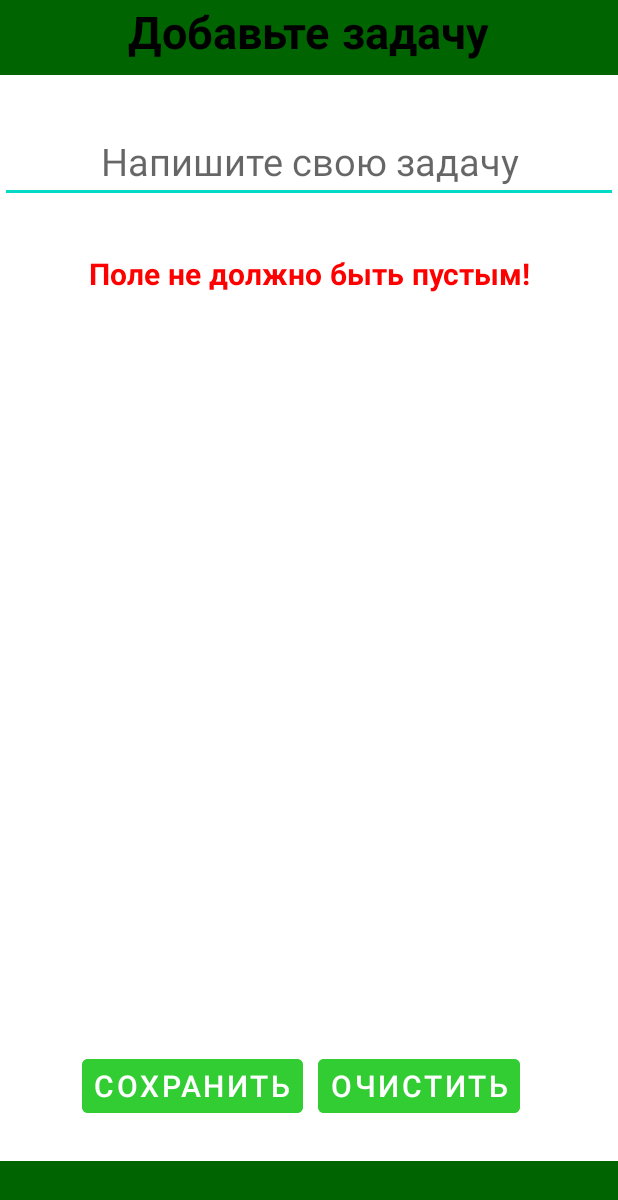
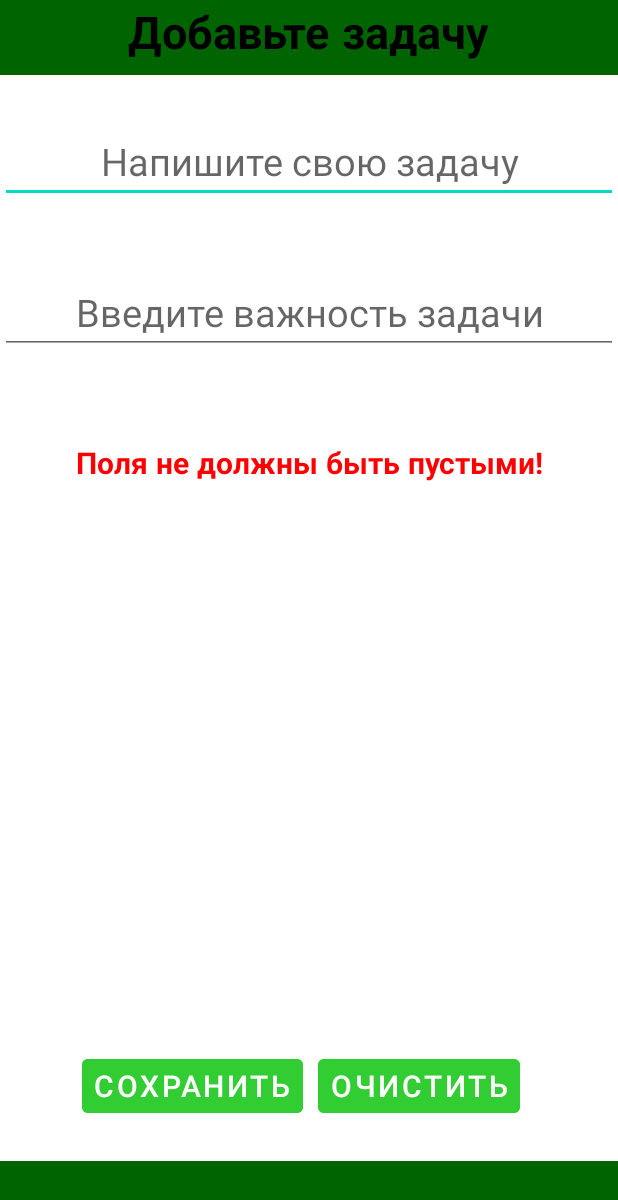
Before and after one commit to voskanyan777/to-do-list, an Android app: the add_activity screen opened directly, with no data from a screen before it, after a tap on "СОХРАНИТЬ", on a phone screen of 412 x 824 dp. Shown: the top 1200 px of the screen. Run offline under Robolectric (Android 15) with nearby library versions, the phone set to English and light mode, and no system bars.

Commit message:
написана функция для сортировки БД

```diff
--- a/task_manager/app/src/main/java/com/example/task_manager/Upcoming.java
+++ b/task_manager/app/src/main/java/com/example/task_manager/Upcoming.java
@@ -37,6 +37,7 @@ public class Upcoming extends AppCompatActivity implements AdapterView.OnItemSel
 
         myDbManager = new MyDbManager(this);
         myDbManager.openDb();
+        myDbManager.db_sort();
 
         list = myDbManager.getFromDb();
         listViewData = findViewById(R.id.listView_data);
--- a/task_manager/app/src/main/java/com/example/task_manager/add_activity.java
+++ b/task_manager/app/src/main/java/com/example/task_manager/add_activity.java
@@ -15,32 +15,54 @@ public class add_activity extends AppCompatActivity {
 
     Toast toast;
     EditText entertext;
+    EditText sorttext;
     TextView text;
     private MyDbManager myDbManager;
+
+    public static boolean input_valudation(String input){
+        try{
+            Integer.parseInt(input);
+            return true;
+        }
+        catch (Exception e){
+            return false;
+        }
+    }
     @Override
     protected void onCreate(Bundle savedInstanceState) {
         super.onCreate(savedInstanceState);
         setContentView(R.layout.activity_add);
         entertext = findViewById(R.id.enter_text);
+        sorttext = findViewById(R.id.sort_text);
         text = findViewById(R.id.error_text);
         myDbManager = new MyDbManager(this);
         myDbManager.openDb();
     }
     public void save(View view){
-        //entertext.getText();
-        if(entertext.getText().toString().equals("")){
-            text.setText("Поле не должно быть пустым!");
+        if(entertext.getText().toString().equals("") && sorttext.getText().toString().equals("")){
+            text.setText("Поля не должны быть пустыми!");
+            return;
         }
-        else{
-            myDbManager.insertToDb(entertext.getText().toString());
-            myDbManager.closeDb();
-            toast = Toast.makeText(getApplicationContext(), "Задача добавлена", Toast.LENGTH_SHORT);toast.show();
-            Intent intent = new Intent(this,Upcoming.class);
-            startActivity(intent);
+        if(!entertext.getText().toString().equals("") && sorttext.getText().toString().equals("")){
+            text.setText("Поле `Важность` не должна быть пустым!");
+            return;
         }
+        if(entertext.getText().toString().equals("") && !sorttext.getText().toString().equals("")){
+            text.setText("Введите задачу!");
+            return;
+        }
+        if(!entertext.getText().toString().equals("") && !input_valudation(sorttext.getText().toString())){
+            text.setText("Поле `Важность` должна содержать целое число!");
+            return;
+        }
+        myDbManager.insertToDb(entertext.getText().toString(),Integer.parseInt(sorttext.getText().toString()));
+        myDbManager.closeDb();
+        toast = Toast.makeText(getApplicationContext(), "Задача добавлена", Toast.LENGTH_SHORT);
+        toast.show();
+        Intent intent = new Intent(this,Upcoming.class);
+        startActivity(intent);
+    }
 
-
-    }
 
     public void clear(View view){
         entertext.setText("");
--- a/task_manager/app/src/main/java/com/example/task_manager/db/MyConstants.java
+++ b/task_manager/app/src/main/java/com/example/task_manager/db/MyConstants.java
@@ -9,7 +9,7 @@ public class MyConstants {
     public static final int DB_VERSION = 1;
 
     public static final String TABLE_STRUCTURE = "CREATE TABLE IF NOT EXISTS " +
-            TABLE_NAME + " (" + _ID + " INTEGER PRIMARY KEY," + TITLE + " TEXT)";
+            TABLE_NAME + " (" + _ID + " INTEGER," + TITLE + " TEXT)";
 
     public static final String COMPLETED_TABLE_STRUCTURE = "CREATE TABLE IF NOT EXISTS " +
             COMPLETED_TABLE_NAME + " (" + _ID + " INTEGER PRIMARY KEY," + TITLE + " TEXT)";
--- a/task_manager/app/src/main/res/layout/activity_add.xml
+++ b/task_manager/app/src/main/res/layout/activity_add.xml
@@ -44,9 +44,9 @@
             android:fontFamily="@font/montserrat_bold"
             android:textSize="20dp"
             android:textColor="@color/red"
-
-            android:layout_marginVertical="120dp"
-            android:gravity="center"/>
+            android:layout_marginVertical="60dp"
+            android:gravity="center"
+            android:layout_below="@id/sort_text"/>
 
         <EditText
             android:id="@+id/enter_text"
@@ -59,6 +59,18 @@
             android:textSize="25sp"
             android:inputType="textPersonName"
             android:text="" />
+        <EditText
+            android:id="@+id/sort_text"
+            android:layout_width="match_parent"
+            android:layout_height="wrap_content"
+            android:ems="10"
+            android:gravity="center"
+            android:hint="Введите важность задачи"
+            android:layout_marginTop="15dp"
+            android:textSize="25sp"
+            android:inputType="textPersonName"
+            android:text=""
+            android:layout_below="@id/enter_text"/>
     </RelativeLayout>
 
     <LinearLayout
```
Also changed, not shown: task_manager/app/src/main/java/com/example/task_manager/db/MyDbManager.java (+7 -2 lines).
